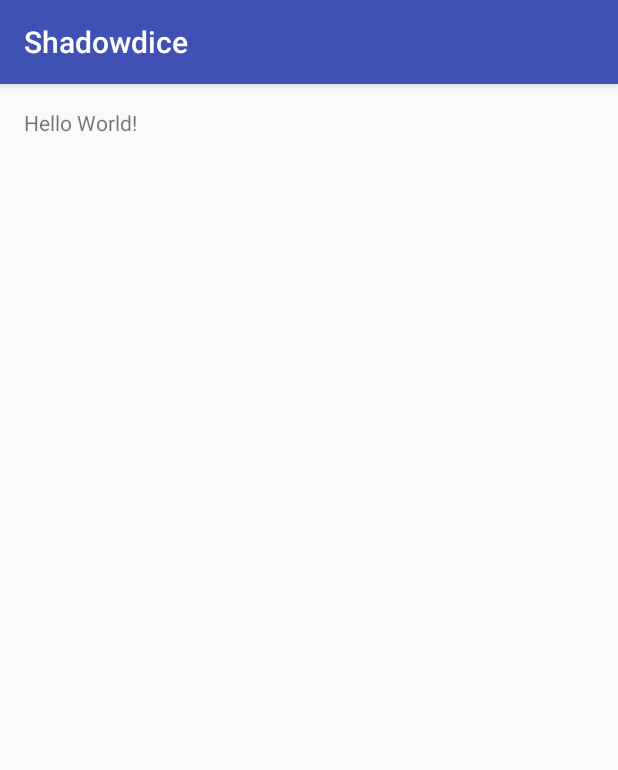
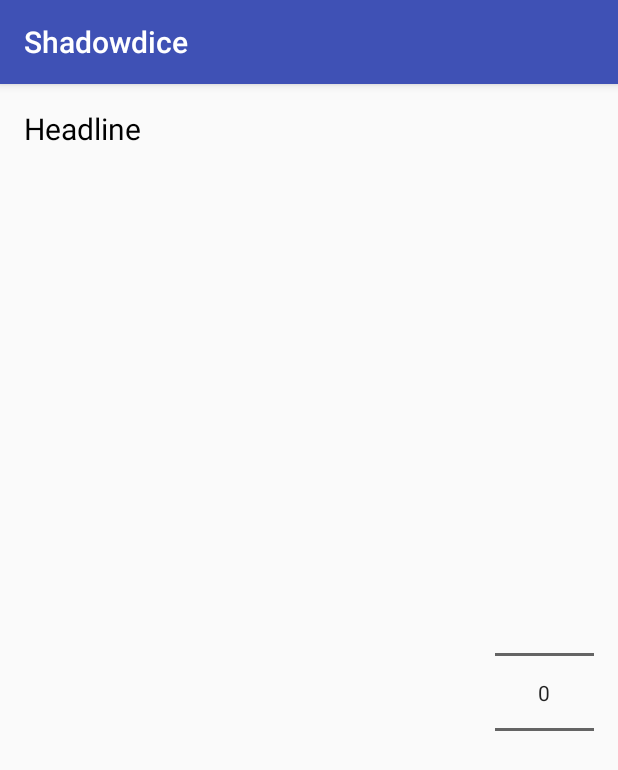
Before and after one commit to Harry-R/shadowdice, an Android app: the screen it shows after launch (MainActivity), on a phone screen of 412 x 824 dp. Shown: the top 770 px of the screen. Run offline under Robolectric (Android 15) with nearby library versions, the phone set to English and light mode, and no system bars.

Commit message:
created first UI draft

```diff
--- a/app/src/main/res/layout/activity_main.xml
+++ b/app/src/main/res/layout/activity_main.xml
@@ -12,5 +12,31 @@
     <TextView
         android:layout_width="wrap_content"
         android:layout_height="wrap_content"
-        android:text="Hello World!" />
+        android:text="@string/headline"
+        android:id="@+id/txtv_headline"
+        android:layout_marginBottom="16dp"
+        android:textSize="20dp"
+        android:textColor="#000"/>
+
+    <NumberPicker
+        android:layout_width="wrap_content"
+        android:layout_height="match_parent"
+        android:id="@+id/numpicker"
+        android:layout_alignParentRight="true"
+        android:layout_below="@id/txtv_headline">
+
+    <TextView
+        android:layout_width="match_parent"
+        android:layout_height="match_parent"
+        android:layout_alignParentLeft="true"
+        android:layout_toLeftOf="@id/numpicker"
+        android:layout_below="@id/txtv_headline"
+        android:text="@string/textfield"
+        android:background="#DDD"
+        android:layout_marginRight="8dp"
+        android:padding="4dp"/>
+
+
+
+    </NumberPicker>
 </RelativeLayout>
--- a/app/src/main/res/values/strings.xml
+++ b/app/src/main/res/values/strings.xml
@@ -1,3 +1,5 @@
 <resources>
     <string name="app_name">Shadowdice</string>
+    <string name="headline">Headline</string>
+    <string name="textfield">textfield</string>
 </resources>
```
